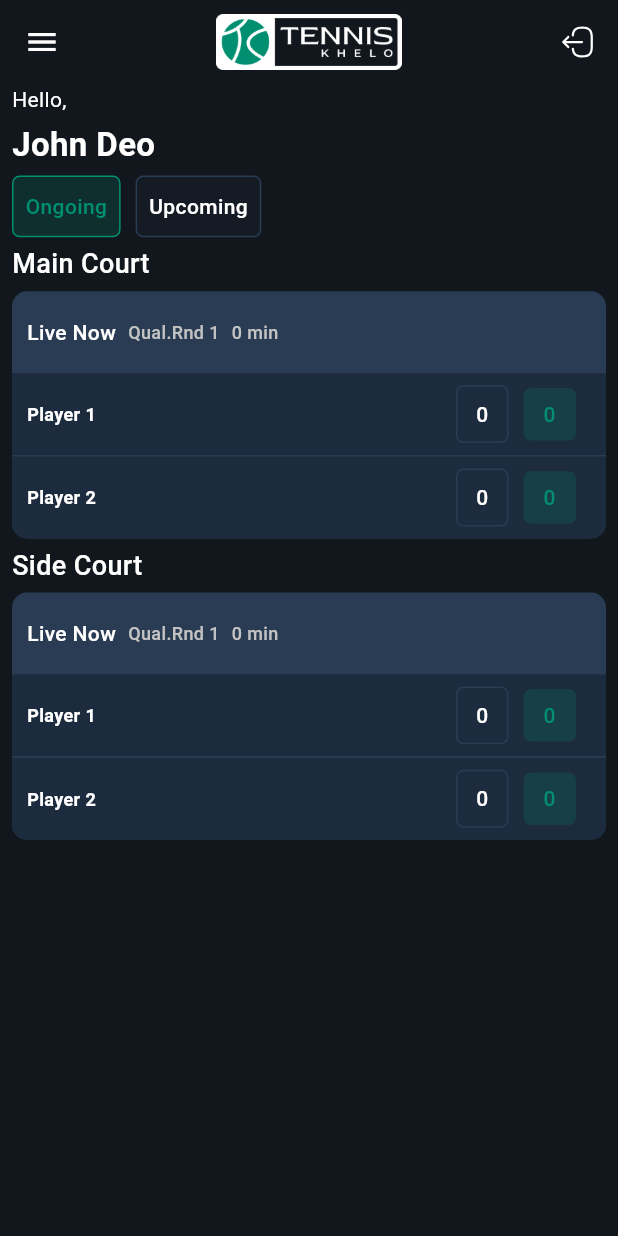
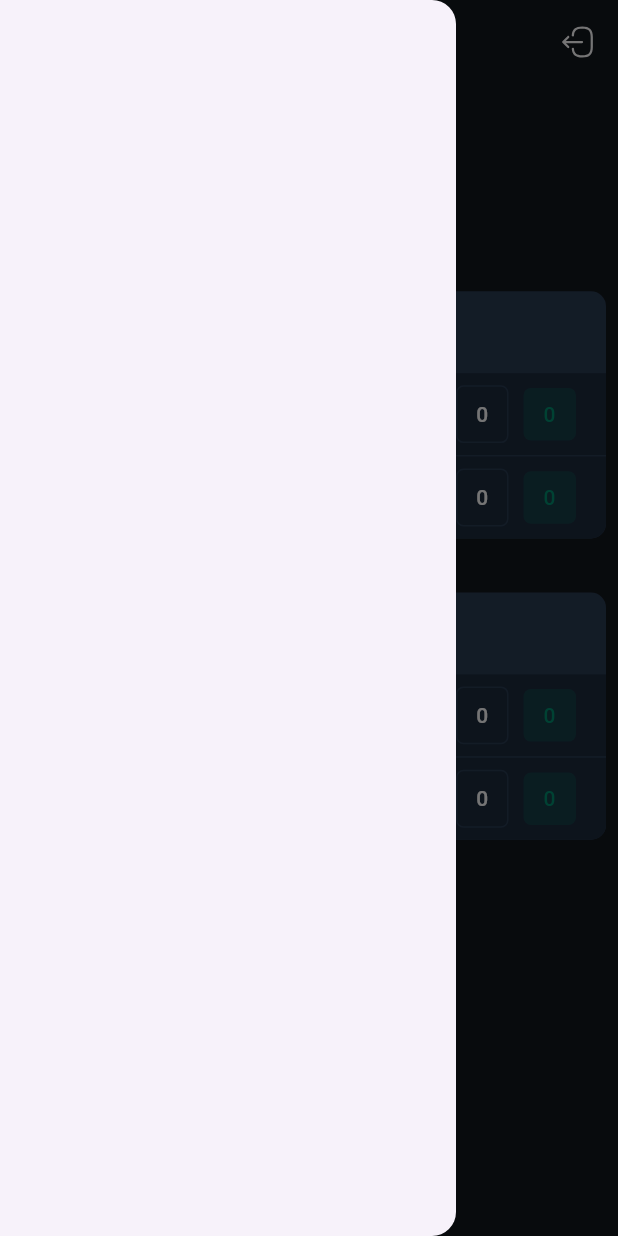
Before and after one commit to FPpunit/training_tennis, a Flutter app: the StaffHomeScreen screen opened directly, with the side drawer open (before the commit the screen has no drawer), on a phone screen of 412 x 824 dp. Run offline on Flutter 3.47's test engine with Material 2 defaults, Android fonts, the phone set to English and light mode, and no system bars; our stand-ins replace dotted_border, dropdown_button2, flutter_svg.

```diff
--- a/lib/screens/staff/staff_home/staff_home.dart
+++ b/lib/screens/staff/staff_home/staff_home.dart
@@ -13,7 +13,6 @@ class StaffHomeScreen extends StatelessWidget {
   StaffHomeScreen({Key? key}) : super(key: key);
 
   late double height;
-
   late double width;
 
   List category =[
@@ -27,11 +26,25 @@ class StaffHomeScreen extends StatelessWidget {
     width = MediaQuery.of(context).size.width;
 
     return Scaffold(
+      drawer: const Drawer(),
       appBar: AppBar(
 
-        leading: IconButton(
-        icon: const Icon(Icons.menu,color: Colors.white,),
-    onPressed: () => Scaffold.of(context).openDrawer(),),
+        leading: Builder(
+          builder: (context) {
+            return GestureDetector(
+              onTap: () {
+                Scaffold.of(context).openDrawer();
+              },
+              child: Transform.scale(
+                scale: 0.3, // Adjust the scale factor as needed
+                child: SvgPicture.asset(
+                  'assets/images/drawer_ic.svg',
+                  allowDrawingOutsideViewBox: true,
+                ),
+              ),
+            );
+          }
+        ),
         backgroundColor: MyAppTheme.bgColor,
         centerTitle: true,
         title: SizedBox(
@@ -69,6 +82,7 @@ class StaffHomeScreen extends StatelessWidget {
           )
         ],
       ),
+
 
       body: Consumer<StaffProvider>(
         builder: (context, provider, child) => Container(
@@ -132,9 +146,6 @@ class StaffHomeScreen extends StatelessWidget {
         ),
       ),
 
-      // drawer: Drawer(
-      //
-      // ),
     );
   }
 }
```
Also changed, not shown: assets/images/drawer_ic.svg (added), pubspec.lock, 1 other file.
